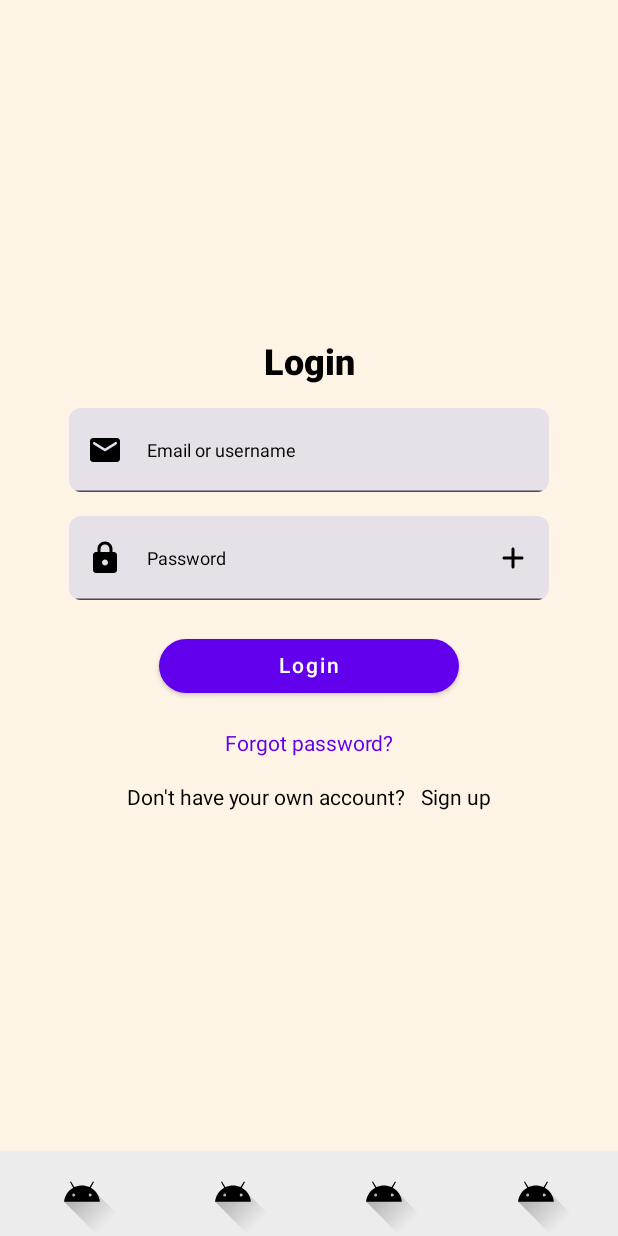
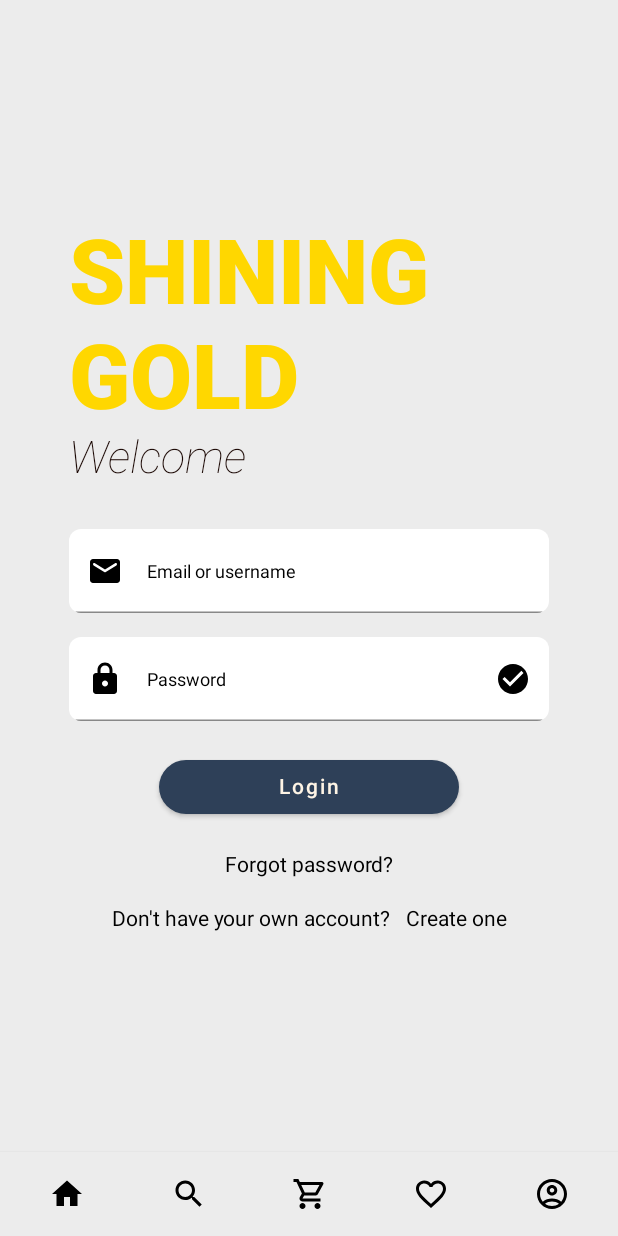
Before and after one commit to ArtaliaVN/JewelryShop_Frontend, an Android app built with Jetpack Compose: the screen it shows after launch (MainActivity), on a phone screen of 412 x 824 dp. Run offline under Robolectric (Android 15) with nearby library versions, the phone set to English and light mode, and no system bars.

Commit message:
1/6/2025

```diff
--- a/app/build.gradle.kts
+++ b/app/build.gradle.kts
@@ -44,7 +44,6 @@ android {
 }
 
 dependencies {
-
     implementation(libs.androidx.core.ktx)
     implementation(libs.androidx.lifecycle.runtime.ktx)
     implementation(libs.androidx.activity.compose)
@@ -57,7 +56,7 @@ dependencies {
     implementation(libs.material)
     implementation(libs.androidx.activity)
     implementation(libs.androidx.constraintlayout)
-    implementation("androidx.compose.material:material:1.8.2")
+    implementation(libs.androidx.compose.material.material)
     testImplementation(libs.junit)
     androidTestImplementation(libs.androidx.junit)
     androidTestImplementation(libs.androidx.espresso.core)
--- a/app/src/main/java/com/artalia/jewelryshop/Component/BottomBar.kt
+++ b/app/src/main/java/com/artalia/jewelryshop/Component/BottomBar.kt
@@ -1,17 +1,34 @@
 package com.artalia.jewelryshop.Component
 
+import androidx.compose.foundation.layout.imePadding
 import androidx.compose.material.BottomAppBar
 import androidx.compose.material.BottomNavigationItem
+import androidx.compose.material.icons.Icons
+import androidx.compose.material.icons.filled.AccountCircle
+import androidx.compose.material.icons.filled.Favorite
+import androidx.compose.material.icons.filled.FavoriteBorder
+import androidx.compose.material.icons.filled.Home
+import androidx.compose.material.icons.filled.Search
+import androidx.compose.material.icons.filled.ShoppingCart
+import androidx.compose.material.icons.outlined.AccountCircle
+import androidx.compose.material.icons.outlined.Favorite
+import androidx.compose.material.icons.outlined.FavoriteBorder
+import androidx.compose.material.icons.outlined.Home
+import androidx.compose.material.icons.outlined.Search
+import androidx.compose.material.icons.outlined.ShoppingCart
+import androidx.compose.material.icons.rounded.Search
 import androidx.compose.material3.Icon
 import androidx.compose.runtime.Composable
 import androidx.compose.runtime.getValue
+import androidx.compose.runtime.mutableIntStateOf
 import androidx.compose.runtime.mutableStateOf
 import androidx.compose.runtime.remember
+import androidx.compose.runtime.saveable.rememberSaveable
 import androidx.compose.runtime.setValue
-import androidx.compose.ui.graphics.painter.Painter
+import androidx.compose.ui.Modifier
+import androidx.compose.ui.graphics.vector.ImageVector
 import androidx.compose.ui.platform.LocalContext
 import androidx.compose.ui.res.colorResource
-import androidx.compose.ui.res.painterResource
 import androidx.compose.ui.tooling.preview.Preview
 import androidx.compose.ui.unit.dp
 import com.artalia.jewelryshop.R
@@ -21,27 +38,27 @@ import com.artalia.jewelryshop.R
 fun MyBottomBar(){
     val bottomMenuItemsList = prepareBottomMenu()
     val context = LocalContext.current
-    var selectedItem by remember { mutableStateOf("Home") }
-
+    var selectedItem by rememberSaveable { mutableStateOf("Home") }
+    var selectedIndex by rememberSaveable { mutableIntStateOf(0) }
     BottomAppBar(
+        modifier = Modifier
+            .imePadding(),
         backgroundColor = colorResource(R.color.grey),
         elevation = 3.dp
     ) {
-        bottomMenuItemsList.forEach { bottomMenuItem ->
+        bottomMenuItemsList.forEachIndexed {index, bottomMenuItem ->
             BottomNavigationItem(
                 selected = (selectedItem == bottomMenuItem.label),
                 onClick = {
                     selectedItem = bottomMenuItem.label
-                    if(selectedItem == "cart"){
-
-                    }
-                    else{
-
-                    }
+                    selectedIndex = index
                 },
                 icon = {
                     Icon(
-                        painter = bottomMenuItem.icon,
+                        imageVector =   if(selectedIndex == index)
+                            bottomMenuItem.selectedIcon
+                                        else
+                            bottomMenuItem.unselectedIcon,
                         contentDescription = null
                     )
                 }
@@ -51,15 +68,16 @@ fun MyBottomBar(){
 }
 
 data class BottomMenuItem(
-    val label:String, val icon: Painter
+    val label:String, val selectedIcon: ImageVector, val unselectedIcon: ImageVector
 )
 
 @Composable
 fun prepareBottomMenu():List<BottomMenuItem>{
     val bottomMenuItemList = arrayListOf<BottomMenuItem>()
-    bottomMenuItemList.add(BottomMenuItem(label = "Home", icon = painterResource(R.drawable.ic_launcher_foreground)))
-    bottomMenuItemList.add(BottomMenuItem(label = "Search", icon = painterResource(R.drawable.ic_launcher_foreground)))
-    bottomMenuItemList.add(BottomMenuItem(label = "Cart", icon = painterResource(R.drawable.ic_launcher_foreground)))
-    bottomMenuItemList.add(BottomMenuItem(label = "Profile", icon = painterResource(R.drawable.ic_launcher_foreground)))
+    bottomMenuItemList.add(BottomMenuItem(label = "Home", selectedIcon = Icons.Filled.Home, unselectedIcon = Icons.Outlined.Home))
+    bottomMenuItemList.add(BottomMenuItem(label = "Search", selectedIcon = Icons.Rounded.Search, unselectedIcon = Icons.Outlined.Search))
+    bottomMenuItemList.add(BottomMenuItem(label = "Cart", selectedIcon = Icons.Filled.ShoppingCart, unselectedIcon = Icons.Outlined.ShoppingCart))
+    bottomMenuItemList.add(BottomMenuItem(label = "Wishlist", selectedIcon = Icons.Filled.Favorite, unselectedIcon = Icons.Outlined.FavoriteBorder))
+    bottomMenuItemList.add(BottomMenuItem(label = "Profile", selectedIcon = Icons.Filled.AccountCircle, unselectedIcon = Icons.Outlined.AccountCircle))
     return bottomMenuItemList
 }
--- a/app/src/main/java/com/artalia/jewelryshop/MainActivity.kt
+++ b/app/src/main/java/com/artalia/jewelryshop/MainActivity.kt
@@ -5,25 +5,27 @@ import androidx.activity.ComponentActivity
 import androidx.activity.compose.setContent
 import androidx.activity.enableEdgeToEdge
 import androidx.activity.viewModels
-import androidx.compose.foundation.layout.fillMaxSize
-import androidx.compose.foundation.layout.padding
-import androidx.compose.material3.Scaffold
-import androidx.compose.material3.Text
-import androidx.compose.runtime.Composable
+import androidx.compose.foundation.layout.Box
+import androidx.compose.foundation.layout.navigationBarsPadding
+import androidx.compose.foundation.layout.statusBarsPadding
 import androidx.compose.ui.Modifier
-import androidx.compose.ui.tooling.preview.Preview
+import androidx.core.view.WindowCompat
 import com.artalia.jewelryshop.StateManagement.LoginInfoViewModel
-import com.artalia.jewelryshop.UIComponent.HomeScreen
 import com.artalia.jewelryshop.UIComponent.LoginScreen
-import com.artalia.jewelryshop.ui.theme.JewelryShopTheme
 
 class MainActivity : ComponentActivity() {
-    private val loginInfoViewModel by viewModels<LoginInfoViewModel>()
     override fun onCreate(savedInstanceState: Bundle?) {
+        WindowCompat.setDecorFitsSystemWindows(window, false)
         super.onCreate(savedInstanceState)
         enableEdgeToEdge()
         setContent {
-            LoginScreen(loginInfoViewModel)
+            Box(
+                modifier = Modifier
+                    .navigationBarsPadding()
+                    .statusBarsPadding()
+            ){
+                LoginScreen()
+            }
         }
     }
 }
--- a/app/src/main/java/com/artalia/jewelryshop/UIComponent/HomeScreen.kt
+++ b/app/src/main/java/com/artalia/jewelryshop/UIComponent/HomeScreen.kt
@@ -1,7 +1,6 @@
 package com.artalia.jewelryshop.UIComponent
 
 import androidx.compose.foundation.layout.Column
-import androidx.compose.foundation.layout.fillMaxSize
 import androidx.compose.foundation.layout.padding
 import androidx.compose.material.Scaffold
 import androidx.compose.material.rememberScaffoldState
--- a/app/src/main/java/com/artalia/jewelryshop/UIComponent/LoginScreen.kt
+++ b/app/src/main/java/com/artalia/jewelryshop/UIComponent/LoginScreen.kt
@@ -1,88 +1,112 @@
 package com.artalia.jewelryshop.UIComponent
 
 import androidx.compose.foundation.clickable
-import androidx.compose.foundation.content.MediaType.Companion.Text
+import androidx.compose.foundation.gestures.detectTapGestures
 import androidx.compose.foundation.layout.Arrangement
+import androidx.compose.foundation.layout.Box
 import androidx.compose.foundation.layout.Column
 import androidx.compose.foundation.layout.Row
 import androidx.compose.foundation.layout.Spacer
 import androidx.compose.foundation.layout.fillMaxSize
-import androidx.compose.foundation.layout.fillMaxWidth
 import androidx.compose.foundation.layout.height
 import androidx.compose.foundation.layout.padding
-import androidx.compose.foundation.layout.size
 import androidx.compose.foundation.layout.width
 import androidx.compose.foundation.rememberScrollState
 import androidx.compose.foundation.shape.RoundedCornerShape
 import androidx.compose.foundation.verticalScroll
 import androidx.compose.material.Button
+import androidx.compose.material.ButtonDefaults
 import androidx.compose.material.Scaffold
 import androidx.compose.material.Text
 import androidx.compose.material.icons.Icons
-import androidx.compose.material.icons.rounded.AccountCircle
 import androidx.compose.material.Icon
-import androidx.compose.material.MaterialTheme
-import androidx.compose.material.icons.rounded.Add
+import androidx.compose.material.icons.filled.CheckCircle
+import androidx.compose.material.icons.outlined.CheckCircle
 import androidx.compose.material3.TextFieldDefaults
 import androidx.compose.material.icons.rounded.Email
 import androidx.compose.material.icons.rounded.Lock
-import androidx.compose.material.icons.rounded.MoreVert
 import androidx.compose.material3.TextField
 import androidx.compose.runtime.Composable
 import androidx.compose.runtime.getValue
 import androidx.compose.runtime.mutableStateOf
 import androidx.compose.runtime.remember
+import androidx.compose.runtime.saveable.rememberSaveable
 import androidx.compose.runtime.setValue
 import androidx.compose.ui.Alignment
 import androidx.compose.ui.Modifier
-import androidx.compose.ui.graphics.Color.Companion.Transparent
+import androidx.compose.ui.graphics.Color
+import androidx.compose.ui.input.pointer.pointerInput
+import androidx.compose.ui.platform.LocalFocusManager
 import androidx.compose.ui.res.colorResource
-import androidx.compose.ui.res.painterResource
-import androidx.compose.ui.semantics.SemanticsProperties.Text
+import androidx.compose.ui.text.TextStyle
+import androidx.compose.ui.text.font.FontStyle
 import androidx.compose.ui.text.font.FontWeight
-import androidx.compose.ui.text.input.KeyboardType.Companion.Text
 import androidx.compose.ui.text.input.PasswordVisualTransformation
 import androidx.compose.ui.text.input.VisualTransformation
-import androidx.compose.ui.tooling.preview.Preview
 import androidx.compose.ui.unit.dp
 import androidx.compose.ui.unit.sp
 import com.artalia.jewelryshop.Component.MyBottomBar
 import com.artalia.jewelryshop.R
-import com.artalia.jewelryshop.StateManagement.LoginInfoViewModel
 
 @Composable
-fun LoginScreen(loginInfoViewModel:LoginInfoViewModel) {
-
-    var passwordIsVisible by remember {mutableStateOf(false)}
+fun LoginScreen() {
+    var passwordIsVisible by rememberSaveable{mutableStateOf(false)}
     var error by remember { mutableStateOf("")}
+    var password by rememberSaveable {mutableStateOf("")}
+    var emailOrUsername by rememberSaveable {mutableStateOf("")}
+    val localFocusManager = LocalFocusManager.current
     Scaffold (
         modifier = Modifier
+            .pointerInput(Unit) {
+                detectTapGestures(onTap = {
+                    localFocusManager.clearFocus()
+                })
+            }
             .fillMaxSize(),
-        backgroundColor = colorResource(R.color.lightOrange),
+        backgroundColor = colorResource(R.color.grey),
         bottomBar = { MyBottomBar() }
     ) {innerPadding ->
         Column (
             modifier = Modifier
                 .fillMaxSize()
+                .verticalScroll(rememberScrollState())
                 .padding(innerPadding),
             verticalArrangement = Arrangement.Center,
             horizontalAlignment = Alignment.CenterHorizontally,
         ) {
-            Text(
-                text = "Login",
-                fontSize = 24.sp,
-                fontWeight = FontWeight.ExtraBold,
-            )
+            Box(
+                modifier = Modifier
+                    .width(320.dp)
+            ){
+                Column (
+                    horizontalAlignment = Alignment.Start
+                ) {
+                    Text(
+                        "SHINING GOLD",
+                        fontSize = 60.sp,
+                        fontWeight = FontWeight.ExtraBold,
+                        color = colorResource(R.color.shiningGold),
+                    )
 
-            Spacer(modifier = Modifier.height(16.dp))
+                    Text(
+                        "Welcome",
+                        fontSize = 30.sp,
+                        fontWeight = FontWeight.Thin,
+                        fontStyle = FontStyle.Italic,
+                        color = colorResource(R.color.darkBrown),
+                    )
+                }
+            }
+
+            Spacer(Modifier.height(30.dp))
 
             TextField(
-                value = loginInfoViewModel.loginInfo.emailOrUsername,
-                onValueChange = {loginInfoViewModel.changeLoginInfoEmailOrUsername(it)},
+                value = emailOrUsername,
+                onValueChange = {emailOrUsername = it},
                 label = {
                     Text(
                         "Email or username",
-                        fontSize = if(loginInfoViewModel.loginInfo.emailOrUsername.isBlank()) 12.sp else 10.sp
+                        fontSize = if(emailOrUsername.isBlank()) 12.sp else 10.sp
                     )},
                 leadingIcon = {
                     Icon(
@@ -90,6 +114,12 @@ fun LoginScreen(loginInfoViewModel:LoginInfoViewModel) {
                         contentDescription = null,
                     )
                 },
+                colors = TextFieldDefaults.colors(
+                    unfocusedIndicatorColor = Color.Gray,
+                    unfocusedContainerColor = Color.White,
+                    focusedIndicatorColor = Color.Gray,
+                    focusedContainerColor = Color.White
+                ),
                 modifier = Modifier
                     .width(320.dp),
                 shape = RoundedCornerShape(8.dp),
@@ -97,12 +127,12 @@ fun LoginScreen(loginInfoViewModel:LoginInfoViewModel) {
             Spacer(modifier = Modifier.height(16.dp))
 
             TextField(
-                value = loginInfoViewModel.loginInfo.password,
-                onValueChange = {loginInfoViewModel.changeLoginInfoPassword(it)},
+                value = password,
+                onValueChange = {password = it},
                 label = {
                     Text(
                     "Password",
-                        fontSize = if(loginInfoViewModel.loginInfo.password.isBlank()) 12.sp else 10.sp
+                        fontSize = if(password.isBlank()) 12.sp else 10.sp
                     )},
                 leadingIcon = {
                     Icon(
@@ -113,9 +143,9 @@ fun LoginScreen(loginInfoViewModel:LoginInfoViewModel) {
                 visualTransformation = if(passwordIsVisible) VisualTransformation.None else PasswordVisualTransformation(),
                 trailingIcon = {
                     val image = if(passwordIsVisible)
-                        Icons.Rounded.MoreVert
+                        Icons.Outlined.CheckCircle
                     else
-                        Icons.Rounded.Add
+                        Icons.Filled.CheckCircle
 
                     Icon(
                         image,
@@ -123,6 +153,13 @@ fun LoginScreen(loginInfoViewModel:LoginInfoViewModel) {
                         modifier = Modifier.clickable { passwordIsVisible = !passwordIsVisible }
                     )
                 },
+
+                colors = TextFieldDefaults.colors(
+                    unfocusedIndicatorColor = Color.Gray,
+                    unfocusedContainerColor = Color.White,
+                    focusedIndicatorColor = Color.Gray,
+                    focusedContainerColor = Color.White
+                ),
 
                 modifier = Modifier
                     .width(320.dp),
@@ -133,26 +170,33 @@ fun LoginScreen(loginInfoViewModel:LoginInfoViewModel) {
 
             Button(
                 onClick = {
-                    error = if(loginInfoViewModel.loginInfo.emailOrUsername.isBlank()
-                        || loginInfoViewModel.loginInfo.password.isBlank()) "Please fill necessary information" else ""
+                    error = if(emailOrUsername.isBlank()
+                        || password.isBlank()) "Please fill necessary information" else ""
                     if(error.isEmpty()){
                         //something
                     }
                 },
+
+                colors = ButtonDefaults.buttonColors(
+                    backgroundColor = colorResource(R.color.darkPurple),
+                ),
 
                 shape = RoundedCornerShape(20.dp),
 
                 modifier = Modifier
                     .width(200.dp),
             ) {
-                Text("Login")
+                Text(
+                    "Login",
+                    color = colorResource(R.color.lightOrange)
+                )
             }
 
             Spacer(modifier = Modifier.height(20.dp))
 
             Text(
                 "Forgot password?",
-                color = MaterialTheme.colors.primary
+                color = colorResource(R.color.black),
             )
 
             Spacer(modifier = Modifier.height(20.dp))
@@ -166,7 +210,7 @@ fun LoginScreen(loginInfoViewModel:LoginInfoViewModel) {
 
                 Spacer(modifier = Modifier.width(10.dp))
                 Text(
-                    "Sign up"
+                    "Create one"
                 )
             }
         }
--- a/app/src/main/java/com/artalia/jewelryshop/UIComponent/SplashActivity.kt
+++ b/app/src/main/java/com/artalia/jewelryshop/UIComponent/SplashActivity.kt
@@ -1,7 +1,6 @@
 package com.artalia.jewelryshop.UIComponent
 
 import android.os.Bundle
-import androidx.activity.enableEdgeToEdge
 import androidx.appcompat.app.AppCompatActivity
 import androidx.compose.foundation.background
 import androidx.compose.foundation.layout.Column
@@ -10,9 +9,6 @@ import androidx.compose.runtime.Composable
 import androidx.compose.ui.Modifier
 import androidx.compose.ui.res.colorResource
 import androidx.compose.ui.tooling.preview.Preview
-import androidx.constraintlayout.widget.ConstraintLayout
-import androidx.core.view.ViewCompat
-import androidx.core.view.WindowInsetsCompat
 import com.artalia.jewelryshop.R
 
 class SplashActivity : AppCompatActivity() {
--- a/app/src/main/res/values/colors.xml
+++ b/app/src/main/res/values/colors.xml
@@ -12,4 +12,5 @@
     <color name="grey">#ECECEC</color>
     <color name="darkPurple">#2E4058</color>
     <color name="lightOrange">#FEF4E5</color>
+    <color name="shiningGold">#FFD700</color>
 </resources>
--- a/gradle/libs.versions.toml
+++ b/gradle/libs.versions.toml
@@ -1,5 +1,6 @@
 [versions]
 agp = "8.8.1"
+androidxMaterial = "1.8.2"
 kotlin = "2.0.0"
 coreKtx = "1.16.0"
 junit = "4.13.2"
@@ -14,6 +15,7 @@ activity = "1.10.1"
 constraintlayout = "2.2.1"
 
 [libraries]
+androidx-compose-material-material = { module = "androidx.compose.material:material", version.ref = "androidxMaterial" }
 androidx-core-ktx = { group = "androidx.core", name = "core-ktx", version.ref = "coreKtx" }
 junit = { group = "junit", name = "junit", version.ref = "junit" }
 androidx-junit = { group = "androidx.test.ext", name = "junit", version.ref = "junitVersion" }
```
Also changed, not shown: app/src/main/java/com/artalia/jewelryshop/Component/HorizontalItemScroll.kt (added, +20 -0 lines), app/src/main/java/com/artalia/jewelryshop/Component/SearchBar.kt (added, +52 -0 lines), app/src/main/java/com/artalia/jewelryshop/Data/CurrentUser.kt (added, +7 -0 lines), app/src/main/java/com/artalia/jewelryshop/UIComponent/ForgotPasswordScreen.kt (added, +130 -0 lines).
